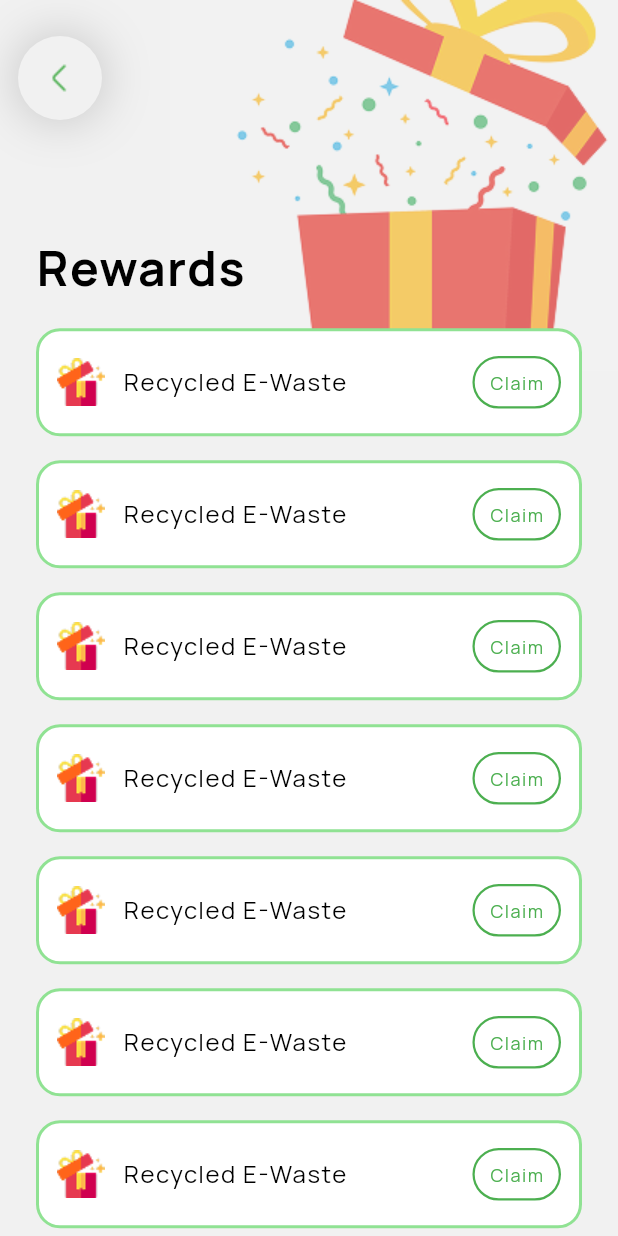
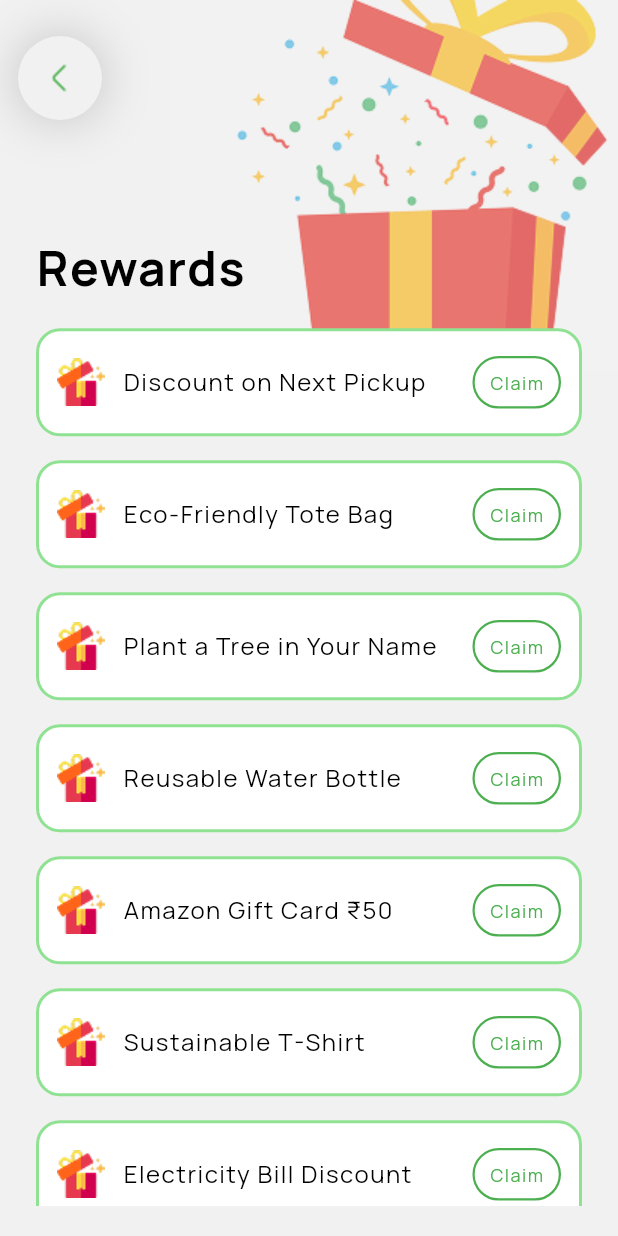
Before and after one commit to Akshit2807/Eco_Cycle, a Flutter app: the RewardScreen widget shown alone on an empty page, opened directly with empty values, after a tap on "Reward History", on a phone screen of 412 x 824 dp. Run offline on Flutter 3.47's test engine with Material 3 defaults, Android fonts, the phone set to English and light mode, and no system bars; drawn by our look-alikes of entry; our stand-ins replace animated_bottom_navigation_bar, audioplayers, cached_network_image, carousel_slider, cloud_firestore, firebase_auth and 13 more; accounts and stored records are empty; generated files the repository leaves out were written again; network calls fail.

Commit message:
feat: Enhance reward screens and home screen
-   Implemented reward titles to provide descriptive names for each reward in both the `reward_details_screen.dart` and `reward_screen.dart`.
-   Updated point history with more realistic and varied data in `point_history_screen.dart`.
-   Modified the reward tiles in `reward_screen.dart` and `reward_details_screen.dart` to display the new reward titles.
-   Updated the user profile display in `reward_screen.dart` and `home_screen.dart` to handle cases where the username is not available.
-   Replaced the default profile image with a generic "person" image.
-   Implemented animated circular progress indicator to show the recycle progress in the home screen, replacing static text and indicator.
-   Added a new `CircularProgressPainter` class to draw the progress arc.
-   Refactored home screen's progress display to use `AnimatedBuilder` for the new animated progress indicator.
-   Changed default points history to show more realistic values.
-   Updated the point history data in the `point_history_screen.dart`.
-   Added `person.png` asset for a generic profile picture.
-   Updated user profile in `reward_screen.dart` to capitalise first letters of each name.
-   Changed the navigation screen to use new user data.

```diff
--- a/lib/presentation/components/reward_components/point_history_screen.dart
+++ b/lib/presentation/components/reward_components/point_history_screen.dart
@@ -13,16 +13,18 @@ class PointHistoryScreen extends StatelessWidget {
   @override
   Widget build(BuildContext context) {
     List<PointHistory> points = [
-      PointHistory(points: 10, date: "10 Jan 2023"),
-      PointHistory(points: 10, date: "10 Jan 2023"),
-      PointHistory(points: 10, date: "10 Jan 2023"),
-      PointHistory(points: 10, date: "10 Jan 2023"),
-      PointHistory(points: 10, date: "10 Jan 2023"),
-      PointHistory(points: 10, date: "10 Jan 2023"),
-      PointHistory(points: 10, date: "10 Jan 2023"),
-      PointHistory(points: 10, date: "10 Jan 2023"),
-      PointHistory(points: 10, date: "10 Jan 2023"),
-      PointHistory(points: 10, date: "10 Jan 2023"),
+      PointHistory(points: 29, date: "03 Oct 2025"),
+      PointHistory(points: 14, date: "03 Oct 2025"),
+      PointHistory(points: 32, date: "03 Oct 2025"),
+      PointHistory(points: 36, date: "03 Oct 2025"),
+      PointHistory(points: 18, date: "02 Oct 2025"),
+      PointHistory(points: 36, date: "02 Oct 2025"),
+      PointHistory(points: 42, date: "01 Oct 2025"),
+      PointHistory(points: 46, date: "30 Sept 2025"),
+      PointHistory(points: 19, date: "20 Sept 2025"),
+      PointHistory(points: 15, date: "16 Sept 2025"),
+      PointHistory(points: 19, date: "12 Sept 2025"),
+      PointHistory(points: 15, date: "04 Sept 2025"),
     ];
     return SafeArea(
       child: Scaffold(
@@ -121,8 +123,8 @@ class PointHistoryScreen extends StatelessWidget {
                               padding: const EdgeInsets.only(top: 16),
                               itemBuilder: (BuildContext context, int index) {
                                 return rewardView().buildPointHistoryTile(
-                                    points: points.elementAt(index).points,
-                                    date: points.elementAt(index).date);
+                                    points: points.elementAt(index + 4).points,
+                                    date: points.elementAt(index + 4).date);
                               }),
                           PercentSizedBox.height(0.015),
 
@@ -140,8 +142,8 @@ class PointHistoryScreen extends StatelessWidget {
                               padding: const EdgeInsets.only(top: 16),
                               itemBuilder: (BuildContext context, int index) {
                                 return rewardView().buildPointHistoryTile(
-                                    points: points.elementAt(index).points,
-                                    date: points.elementAt(index).date);
+                                    points: points.elementAt(index + 8).points,
+                                    date: points.elementAt(index + 8).date);
                               }),
                         ],
                       ),
--- a/lib/presentation/components/reward_components/reward_details_screen.dart
+++ b/lib/presentation/components/reward_components/reward_details_screen.dart
@@ -10,6 +10,20 @@ class RewardDetailsScreen extends StatelessWidget {
 
   @override
   Widget build(BuildContext context) {
+    final List<String> rewardTitles = [
+      "Discount on Next Pickup",
+      "Eco-Friendly Tote Bag",
+      "Plant a Tree in Your Name",
+      "Reusable Water Bottle",
+      "Amazon Gift Card ₹50",
+      "Sustainable T-Shirt",
+      "Electricity Bill Discount",
+      "Amazon Gift Card ₹100",
+      "Smart LED Bulb",
+      "Exclusive App Badge",
+      "Eco-Warrior Certificate",
+    ];
+
     return SafeArea(
         child: Scaffold(
       backgroundColor: AppColors.white,
@@ -60,7 +74,7 @@ class RewardDetailsScreen extends StatelessWidget {
               PercentSizedBox.height(0.02),
               Expanded(
                 child: ListView.builder(
-                    itemCount: 15,
+                    itemCount: rewardTitles.length,
                     shrinkWrap: true,
                     scrollDirection: Axis.vertical,
                     physics: const BouncingScrollPhysics(),
@@ -77,10 +91,15 @@ class RewardDetailsScreen extends StatelessWidget {
                             borderRadius: BorderRadius.circular(16),
                             border: Border.all(
                                 color: AppColors.lightGreen, width: 2)),
-                        child: rewardView().buildRewardTile(bottomPadding: 0),
+                        child: rewardView().buildRewardTile(
+                            bottomPadding: 0,
+                            title: rewardTitles.elementAt(index)),
                       );
                     }),
               ),
+              const SizedBox(
+                height: 20,
+              )
             ],
           )
         ],
--- a/lib/presentation/screens/Home Screens/reward_screen.dart
+++ b/lib/presentation/screens/Home Screens/reward_screen.dart
@@ -1,4 +1,6 @@
 import 'package:e_waste/core/utils/app_colors.dart';
+import 'package:e_waste/core/utils/extensions.dart';
+import 'package:e_waste/data/models/user_model.dart';
 import 'package:e_waste/presentation/components/custom_app_bar.dart';
 import 'package:e_waste/viewmodels/point_history_viewmodel.dart';
 import 'package:e_waste/viewmodels/rewards_viewmodel.dart';
@@ -10,23 +12,39 @@ import 'package:get/get.dart';
 import '../../../core/router/app_router.dart';
 
 class RewardScreen extends StatelessWidget {
+  final UserModel? user;
   final GlobalKey<ScaffoldState> scaffoldKey;
 
-  const RewardScreen({super.key, required this.scaffoldKey});
+  const RewardScreen(
+      {super.key, required this.scaffoldKey, required this.user});
 
   @override
   Widget build(BuildContext context) {
+    final List<String> rewardTitles = [
+      "Discount on Next Pickup",
+      "Eco-Friendly Tote Bag",
+      "Plant a Tree in Your Name",
+      "Reusable Water Bottle",
+      "Amazon Gift Card ₹50",
+      "Sustainable T-Shirt",
+      "Electricity Bill Discount",
+      "Amazon Gift Card ₹100",
+      "Smart LED Bulb",
+      "Exclusive App Badge",
+      "Eco-Warrior Certificate",
+    ];
+
     List<PointHistory> points = [
-      PointHistory(points: 10, date: "10 Jan 2023"),
-      PointHistory(points: 10, date: "10 Jan 2023"),
-      PointHistory(points: 10, date: "10 Jan 2023"),
-      PointHistory(points: 10, date: "10 Jan 2023"),
-      PointHistory(points: 10, date: "10 Jan 2023"),
-      PointHistory(points: 10, date: "10 Jan 2023"),
-      PointHistory(points: 10, date: "10 Jan 2023"),
-      PointHistory(points: 10, date: "10 Jan 2023"),
-      PointHistory(points: 10, date: "10 Jan 2023"),
-      PointHistory(points: 10, date: "10 Jan 2023"),
+      PointHistory(points: 29, date: "03 Oct 2025"),
+      PointHistory(points: 14, date: "09 May 2025"),
+      PointHistory(points: 32, date: "24 Dec 2024"),
+      PointHistory(points: 36, date: "27 Nov 2024"),
+      PointHistory(points: 18, date: "21 Aug 2024"),
+      PointHistory(points: 36, date: "20 May 2024"),
+      PointHistory(points: 42, date: "17 May 2024"),
+      PointHistory(points: 46, date: "11 Jan 2024"),
+      PointHistory(points: 19, date: "26 Mar 2023"),
+      PointHistory(points: 15, date: "10 Feb 2023"),
     ];
     return SafeArea(
       child: SingleChildScrollView(
@@ -62,10 +80,10 @@ class RewardScreen extends StatelessWidget {
             Entry.all(
               delay: const Duration(milliseconds: 20),
               child: rewardView().buildYourRank(
-                  name: "Sarthak Patil",
+                  name: user?.username.capitalizeFirstOfEach ?? "Not Fetched",
                   rank: "#12",
                   points: "40",
-                  prf: const AssetImage("assets/prf.png"),
+                  prf: const AssetImage("assets/person.png"),
                   onTap: () {
                     Get.toNamed(RouteNavigation.leaderboardScreenRoute);
                   }),
@@ -112,7 +130,9 @@ class RewardScreen extends StatelessWidget {
                       physics: const NeverScrollableScrollPhysics(),
                       itemCount: 4,
                       itemBuilder: (context, index) {
-                        return rewardView().buildRewardTile(bottomPadding: 12);
+                        return rewardView().buildRewardTile(
+                            bottomPadding: 12,
+                            title: rewardTitles.elementAt(index));
                       },
                     ),
                   ],
--- a/lib/presentation/screens/navigation_screen.dart
+++ b/lib/presentation/screens/navigation_screen.dart
@@ -58,7 +58,7 @@ class _NavigationScreenState extends State<NavigationScreen> {
         scaffoldKey: _scaffoldKey,
       ),
       RewardScreen(
-        scaffoldKey: _scaffoldKey,
+        scaffoldKey: _scaffoldKey, user: user,
       )
     ];
     final List<FloatingActionButton> actionButtons = [
--- a/lib/viewmodels/rewards_viewmodel.dart
+++ b/lib/viewmodels/rewards_viewmodel.dart
@@ -59,6 +59,7 @@ class rewardView {
             Row(children: [
               CircleAvatar(
                   radius: 16,
+                  backgroundColor: Colors.transparent,
                   child: Image(
                     image: prf,
                   )),
@@ -106,17 +107,23 @@ class rewardView {
     );
   }
 
-  Padding buildRewardTile({required double bottomPadding}) {
+  Padding buildRewardTile(
+      {required double bottomPadding, required String title}) {
     return Padding(
       padding: EdgeInsets.only(bottom: bottomPadding),
       child: Row(
         children: [
           Image.asset(AppIcons.gift),
           const SizedBox(width: 12),
-          const CustomText(
-            textName: 'Recycled E-Waste',
-            fontSize: 16,
-            fontWeight: FontWeight.w400,
+          FittedBox(
+            fit: BoxFit.scaleDown,
+            child: CustomText(
+              textName: title,
+              fontSize: 16,
+              fontWeight: FontWeight.w400,
+              textOverflow: TextOverflow.ellipsis,
+              softWrap: true,
+            ),
           ),
           const Spacer(),
           GestureDetector(
```
Also changed, not shown: lib/presentation/screens/Home Screens/home_screen.dart (+140 -20 lines), assets/person.png (added).
